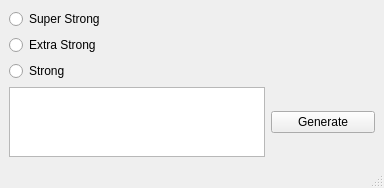
Yazdish/Assignment19, file Password Generator/main_window.ui: the form before one commit.
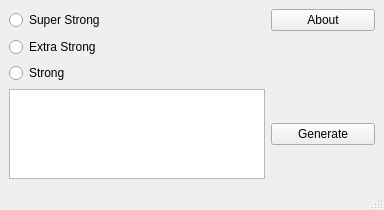
The form after the commit.

Diff of the .ui file:
```diff
--- a/Password Generator/main_window.ui
+++ b/Password Generator/main_window.ui
@@ -7,7 +7,7 @@
     <x>0</x>
     <y>0</y>
     <width>384</width>
-    <height>178</height>
+    <height>210</height>
    </rect>
   </property>
   <property name="windowTitle">
@@ -46,6 +46,13 @@
       </property>
      </widget>
     </item>
+    <item row="1" column="3">
+     <widget class="QPushButton" name="about">
+      <property name="text">
+       <string>About</string>
+      </property>
+     </widget>
+    </item>
    </layout>
   </widget>
   <widget class="QMenuBar" name="menubar">
```
